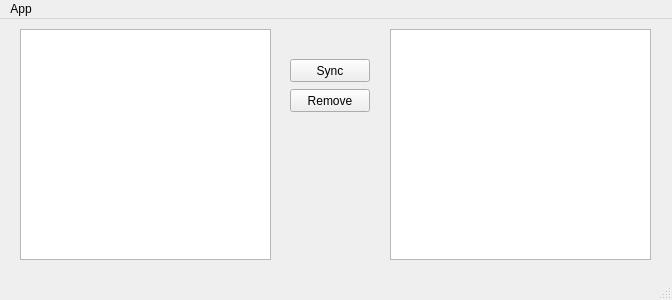
This is mainwindow.ui in binary-coffee-dev/bc-copy-client as Qt 5 draws it before an edit. The edited form follows.
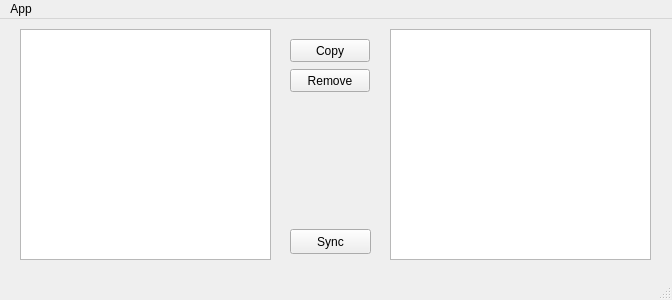
This is the edited form.

```diff
--- a/mainwindow.ui
+++ b/mainwindow.ui
@@ -28,13 +28,13 @@
     <property name="geometry">
      <rect>
       <x>290</x>
-      <y>40</y>
+      <y>20</y>
       <width>80</width>
       <height>23</height>
      </rect>
     </property>
     <property name="text">
-     <string>Sync</string>
+     <string>Copy</string>
     </property>
     <property name="checkable">
      <bool>false</bool>
@@ -47,7 +47,7 @@
     <property name="geometry">
      <rect>
       <x>290</x>
-      <y>70</y>
+      <y>50</y>
       <width>80</width>
       <height>23</height>
      </rect>
@@ -66,6 +66,19 @@
      </rect>
     </property>
    </widget>
+   <widget class="QPushButton" name="pushButton_3">
+    <property name="geometry">
+     <rect>
+      <x>290</x>
+      <y>210</y>
+      <width>81</width>
+      <height>25</height>
+     </rect>
+    </property>
+    <property name="text">
+     <string>Sync</string>
+    </property>
+   </widget>
   </widget>
   <widget class="QMenuBar" name="menuBar">
    <property name="geometry">
```
Left out of the diff: 2 changed lines with no effect on the pictures.
